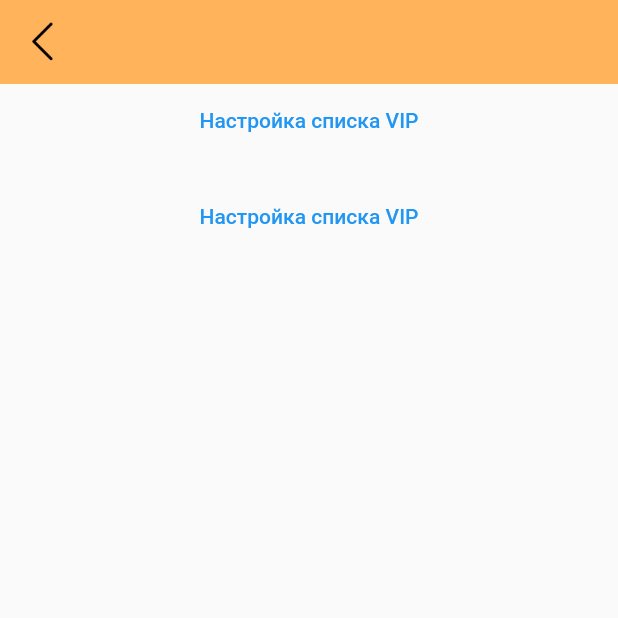
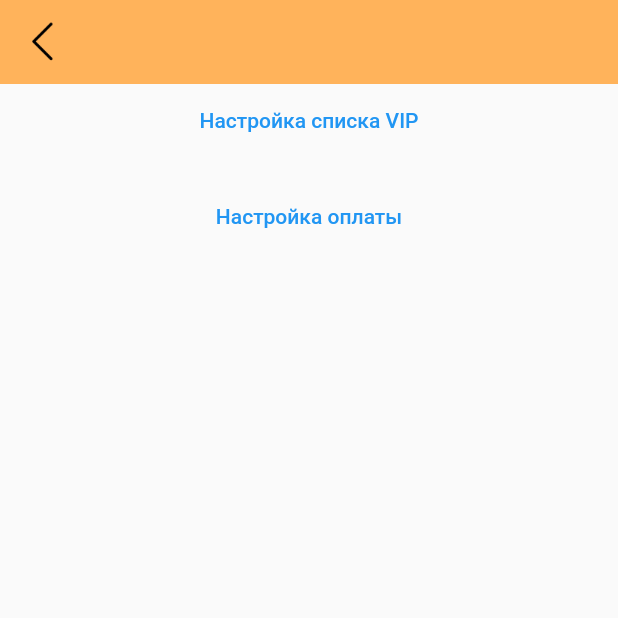
Before and after one commit to merilixxx/VtemeQR2.0, a Flutter app: the SettingsScreen screen opened directly, on a phone screen of 412 x 824 dp, the top half of it. Run offline on Flutter 3.47's test engine with Material 2 defaults, Android fonts, the phone set to English and light mode, and no system bars; our stand-ins replace easy_localization, flutter_bloc, get_it; missing offline and left inert: qr_code_scanner, sql_conn.

Commit message:
Add settings

```diff
--- a/lib/screens/settings_screen.dart
+++ b/lib/screens/settings_screen.dart
@@ -38,7 +38,7 @@ class _SettingsScreenState extends State<SettingsScreen> {
                   builder: (BuildContext context) {
                     Alignment.topLeft;
                     return TextButton(
-                      child: const Text("Настройка списка VIP"),
+                      child: const Text("Настройка оплаты"),
                       onPressed: () {},
                     );
                   },
```
